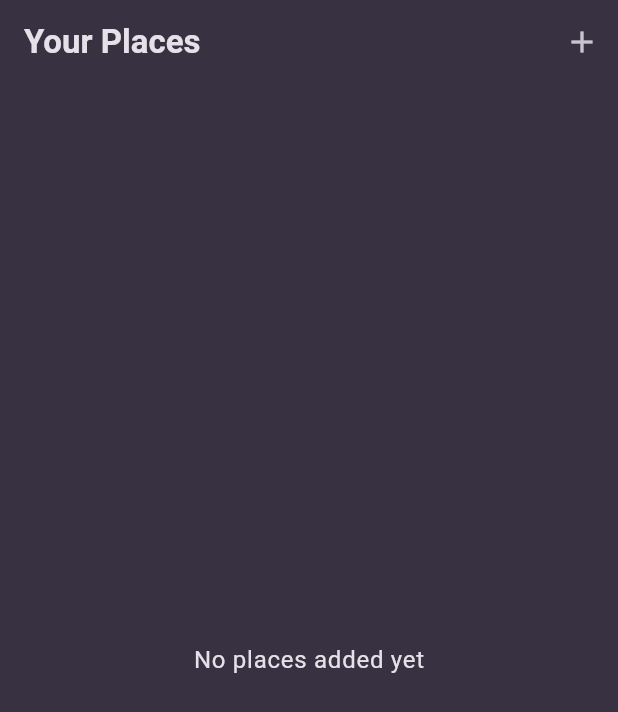
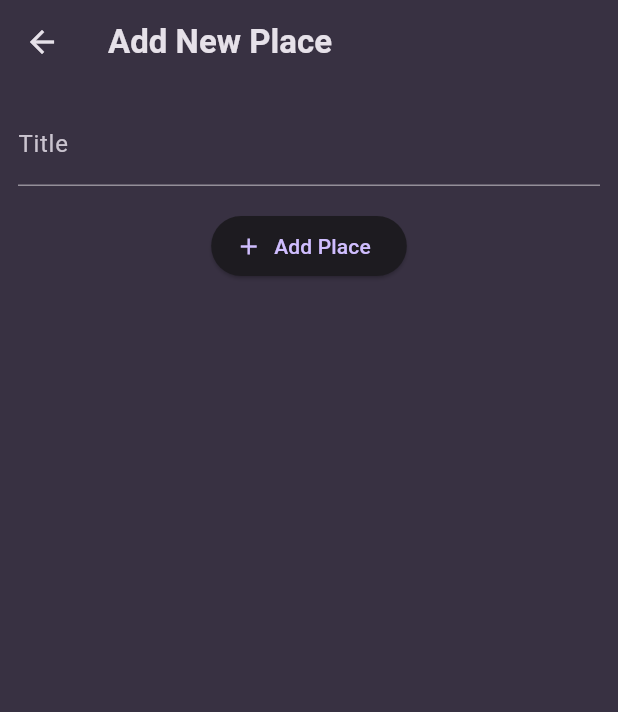
Before and after one commit to Sola0404/flutter-dart-practicing-apps, a Flutter app: the screen it shows after launch, after a tap on the "add" icon, on a phone screen of 412 x 824 dp. Shown: the top 712 px of the screen. Run offline on Flutter 3.47's test engine with Material 3 defaults, Android fonts, the phone set to English and light mode, and no system bars; our stand-ins replace flutter_riverpod, google_fonts, transparent_image.

Commit message:
chore: Add AddPlaceScreen and navigation to PlacesScreen

```diff
--- a/favorite_places_app/lib/screens/add_place.dart
+++ b/favorite_places_app/lib/screens/add_place.dart
@@ -0,0 +1,49 @@
+import 'package:flutter/material.dart';
+
+class AddPlaceScreen extends StatefulWidget {
+  const AddPlaceScreen({super.key});
+
+  @override
+  State<AddPlaceScreen> createState() {
+    return _AddPlaceScreenState();
+  }
+}
+
+class _AddPlaceScreenState extends State<AddPlaceScreen> {
+  final _titleController = TextEditingController();
+
+  @override
+  void dispose() {
+    _titleController.dispose();
+    super.dispose();
+  }
+
+  @override
+  Widget build(BuildContext context) {
+    return Scaffold(
+      appBar: AppBar(
+        title: const Text('Add New Place'),
+      ),
+      body: SingleChildScrollView(
+        padding: const EdgeInsets.all(12),
+        child: Column(
+          children: [
+            TextField(
+              decoration: const InputDecoration(labelText: 'Title'),
+              controller: _titleController,
+              style: TextStyle(
+                color: Theme.of(context).colorScheme.onSurface,
+              ),
+            ),
+            const SizedBox(height: 16),
+            ElevatedButton.icon(
+              onPressed: () {},
+              icon: const Icon(Icons.add),
+              label: const Text('Add Place'),
+            )
+          ],
+        ),
+      ),
+    );
+  }
+}
--- a/favorite_places_app/lib/screens/places.dart
+++ b/favorite_places_app/lib/screens/places.dart
@@ -1,3 +1,4 @@
+import 'package:favorite_places_app/screens/add_place.dart';
 import 'package:favorite_places_app/widgets/places_list.dart';
 import 'package:flutter/material.dart';
 
@@ -11,8 +12,14 @@ class PlacesScreen extends StatelessWidget {
         title: const Text('Your Places'),
         actions: [
           IconButton(
-            onPressed: () {},
             icon: const Icon(Icons.add),
+            onPressed: () {
+              Navigator.of(context).push(
+                MaterialPageRoute(
+                  builder: (ctx) => const AddPlaceScreen(),
+                ),
+              );
+            },
           ),
         ],
       ),
```
